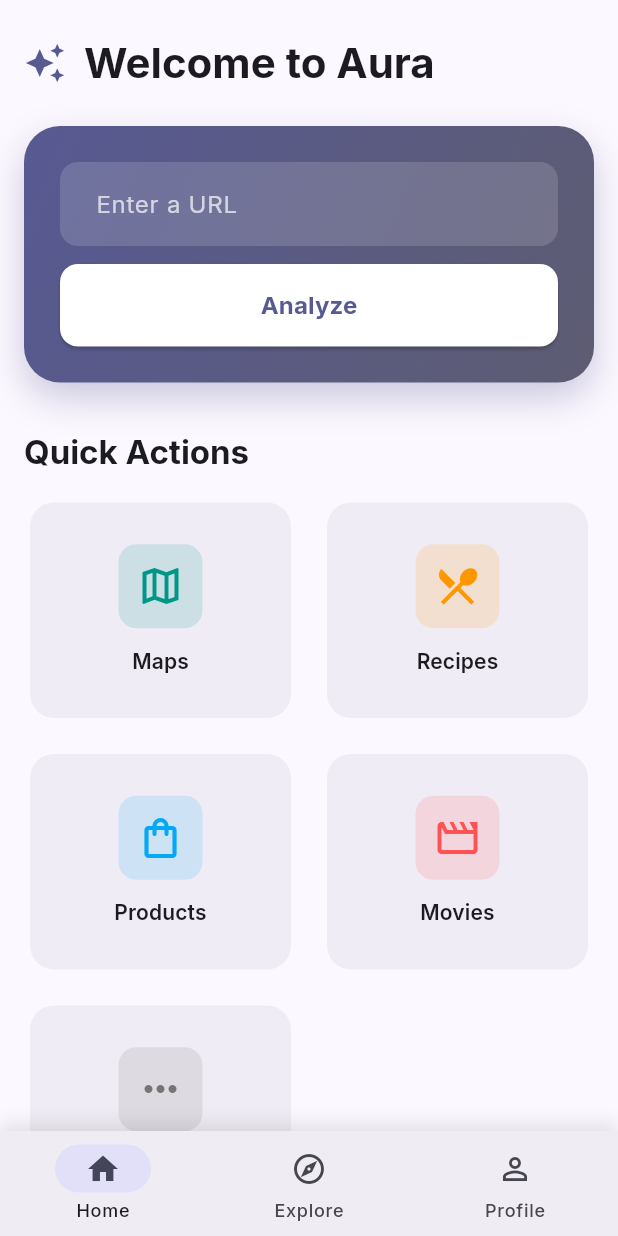
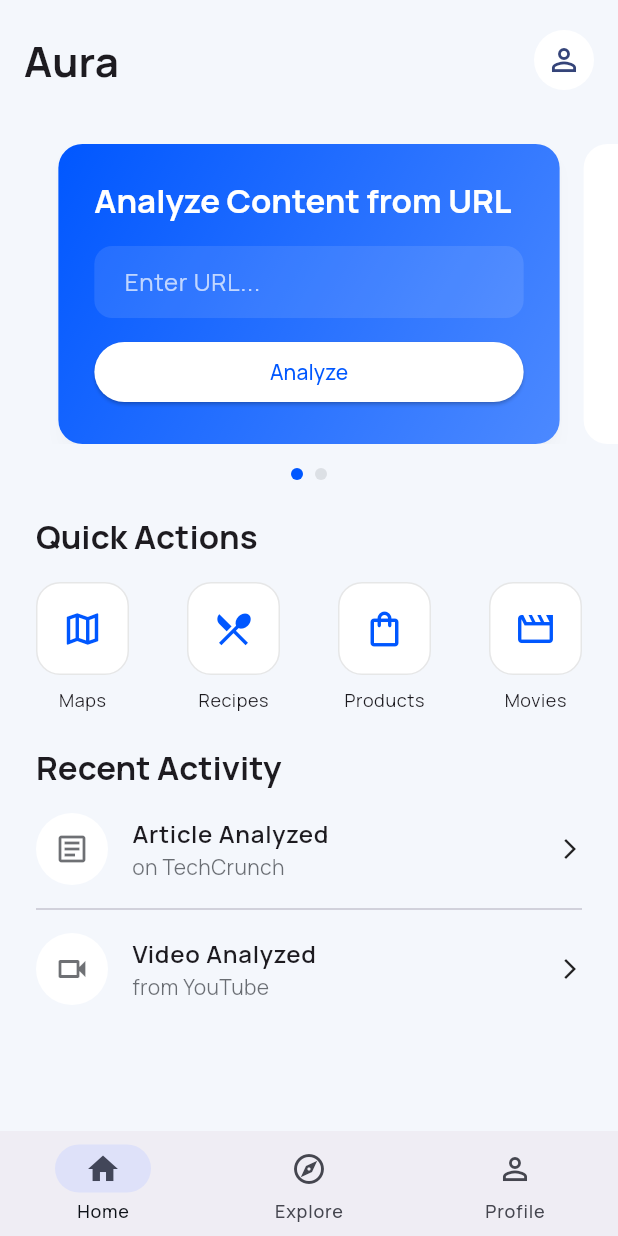
Before and after one commit to BerkT2/Aura-One, a Flutter app: the screen it shows after launch, on a phone screen of 412 x 824 dp. Run offline on Flutter 3.47's test engine with Material 3 defaults, Android fonts, the phone set to English and light mode, and no system bars; drawn by our look-alikes of smooth_page_indicator; our stand-ins replace flutter_map, geolocator, google_fonts, latlong2.

Commit message:
Home screen update

```diff
--- a/lib/main.dart
+++ b/lib/main.dart
@@ -18,13 +18,18 @@ class AuraApp extends StatelessWidget {
       debugShowCheckedModeBanner: false,
       theme: ThemeData(
         colorScheme: ColorScheme.fromSeed(
-          seedColor: const Color(0xFF6366F1), // Modern indigo/purple color
+          seedColor: const Color(0xFF0057FF), // A strong, professional blue
           brightness: Brightness.light,
+          primary: const Color(0xFF0057FF),
+          surface: const Color(0xFFFFFFFF),
+          background: const Color(0xFFF4F7FC), // A light grey background
+          onSurface: const Color(0xFF0D1117), // Dark text for readability
         ),
         useMaterial3: true,
-        textTheme: GoogleFonts.interTextTheme(),
+        textTheme: GoogleFonts.manropeTextTheme(), // A clean, modern font
         cardTheme: CardThemeData(
           elevation: 0,
+          color: const Color(0xFFFFFFFF),
           shape: RoundedRectangleBorder(
             borderRadius: BorderRadius.circular(16),
           ),
@@ -32,13 +37,18 @@ class AuraApp extends StatelessWidget {
       ),
       darkTheme: ThemeData(
         colorScheme: ColorScheme.fromSeed(
-          seedColor: const Color(0xFF6366F1),
+          seedColor: const Color(0xFF4C8CFF),
           brightness: Brightness.dark,
+          primary: const Color(0xFF4C8CFF),
+          surface: const Color(0xFF161B22), // A dark, slightly blue surface
+          background: const Color(0xFF0D1117), // A deep black background
+          onSurface: const Color(0xFFE6EDF3),
         ),
         useMaterial3: true,
-        textTheme: GoogleFonts.interTextTheme(ThemeData.dark().textTheme),
+        textTheme: GoogleFonts.manropeTextTheme(ThemeData.dark().textTheme),
         cardTheme: CardThemeData(
           elevation: 0,
+          color: const Color(0xFF161B22),
           shape: RoundedRectangleBorder(
             borderRadius: BorderRadius.circular(16),
           ),
@@ -69,21 +79,11 @@ class _MainNavigationScreenState extends State<MainNavigationScreen> {
   @override
   Widget build(BuildContext context) {
     return Scaffold(
-      body: AnimatedSwitcher(
-        duration: const Duration(milliseconds: 300),
-        child: _screens[_currentIndex],
+      body: IndexedStack(
+        index: _currentIndex,
+        children: _screens,
       ),
-      bottomNavigationBar: Container(
-        decoration: BoxDecoration(
-          boxShadow: [
-            BoxShadow(
-              color: Colors.black.withOpacity(0.1),
-              blurRadius: 10,
-              offset: const Offset(0, -5),
-            ),
-          ],
-        ),
-        child: NavigationBar(
+      bottomNavigationBar: NavigationBar(
         selectedIndex: _currentIndex,
         onDestinationSelected: (int index) {
           setState(() {
@@ -110,7 +110,6 @@ class _MainNavigationScreenState extends State<MainNavigationScreen> {
           ),
         ],
       ),
-      ),
     );
   }
 }
--- a/lib/screens/home_screen.dart
+++ b/lib/screens/home_screen.dart
@@ -4,94 +4,120 @@ import 'package:aura/screens/other_screen.dart';
 import 'package:aura/screens/products_screen.dart';
 import 'package:aura/screens/recipes_screen.dart';
 import 'package:flutter/material.dart';
+import 'package:smooth_page_indicator/smooth_page_indicator.dart';
 
 class HomeScreen extends StatelessWidget {
   const HomeScreen({super.key});
 
   @override
   Widget build(BuildContext context) {
+    final pageController = PageController(viewportFraction: 0.85);
+
     return Scaffold(
-      backgroundColor: Theme.of(context).colorScheme.surface,
-      body: SafeArea(
-        child: CustomScrollView(
-          slivers: [
-            SliverToBoxAdapter(
-              child: Padding(
-                padding: const EdgeInsets.only(
-                    top: 24.0, left: 16.0, right: 16.0, bottom: 8.0),
-                child: Row(
-                  children: [
-                    Icon(
-                      Icons.auto_awesome,
-                      color: Theme.of(context).colorScheme.primary,
-                      size: 28,
-                    ),
-                    const SizedBox(width: 12),
-                    Text(
-                      'Welcome to Aura',
+      backgroundColor: Theme.of(context).colorScheme.background,
+      appBar: AppBar(
+        toolbarHeight: 80,
+        backgroundColor: Colors.transparent,
+        elevation: 0,
+        title: Text(
+          'Aura',
           style: Theme.of(context)
               .textTheme
               .headlineMedium
-                          ?.copyWith(
-                              fontWeight: FontWeight.bold,
-                              color: Theme.of(context).colorScheme.onSurface),
+              ?.copyWith(fontWeight: FontWeight.bold),
+        ),
+        actions: [
+          Padding(
+            padding: const EdgeInsets.only(right: 16.0),
+            child: CircleAvatar(
+              backgroundColor: Theme.of(context).colorScheme.surface,
+              child: const Icon(Icons.person_outline),
+            ),
           ),
         ],
       ),
+      body: ListView(
+        padding: const EdgeInsets.symmetric(vertical: 16),
+        children: [
+          _buildUrlSection(context, pageController),
+          const SizedBox(height: 24),
+          _buildQuickActions(context),
+          const SizedBox(height: 24),
+          _buildRecentActivity(context),
+        ],
+      ),
+    );
+  }
+
+  Widget _buildUrlSection(
+      BuildContext context, PageController pageController) {
+    return Column(
+      children: [
+        SizedBox(
+          height: 200,
+          child: PageView(
+            controller: pageController,
+            children: [
+              _buildUrlCard(context),
+              _buildInfoCard(context),
+            ],
           ),
         ),
-            SliverPadding(
-              padding: const EdgeInsets.all(16),
-              sliver: SliverToBoxAdapter(
-                child: Column(
-                  crossAxisAlignment: CrossAxisAlignment.start,
-                  children: [
-                    // Featured Card
-                    Container(
-                      width: double.infinity,
+        const SizedBox(height: 16),
+        SmoothPageIndicator(
+          controller: pageController,
+          count: 2,
+          effect: WormEffect(
+            dotHeight: 8,
+            dotWidth: 8,
+            activeDotColor: Theme.of(context).colorScheme.primary,
+            dotColor: Theme.of(context).colorScheme.onSurface.withOpacity(0.1),
+          ),
+        ),
+      ],
+    );
+  }
+
+  Widget _buildUrlCard(BuildContext context) {
+    return Card(
+      margin: const EdgeInsets.symmetric(horizontal: 8),
+      elevation: 4,
+      shadowColor: Colors.black.withOpacity(0.1),
+      child: Container(
+        padding: const EdgeInsets.all(24),
         decoration: BoxDecoration(
+          borderRadius: BorderRadius.circular(16),
           gradient: LinearGradient(
             colors: [
               Theme.of(context).colorScheme.primary,
-                            Theme.of(context).colorScheme.secondary,
+              Theme.of(context).colorScheme.primary.withOpacity(0.7),
             ],
             begin: Alignment.topLeft,
             end: Alignment.bottomRight,
           ),
-                        borderRadius: BorderRadius.circular(24),
-                        boxShadow: [
-                          BoxShadow(
-                            color: Theme.of(context)
-                                .colorScheme
-                                .primary
-                                .withOpacity(0.3),
-                            blurRadius: 20,
-                            offset: const Offset(0, 10),
         ),
-                        ],
-                      ),
-                      child: Padding(
-                        padding: const EdgeInsets.all(24),
         child: Column(
           crossAxisAlignment: CrossAxisAlignment.start,
-                          mainAxisAlignment: MainAxisAlignment.center,
           children: [
+            Text(
+              'Analyze Content from URL',
+              style: Theme.of(context)
+                  .textTheme
+                  .titleLarge
+                  ?.copyWith(color: Colors.white, fontWeight: FontWeight.bold),
+            ),
+            const Spacer(),
             TextField(
-                              style: const TextStyle(color: Colors.white),
               decoration: InputDecoration(
-                                hintText: 'Enter a URL',
-                                hintStyle: TextStyle(
-                                    color: Colors.white.withOpacity(0.7)),
+                hintText: 'Enter URL...',
+                hintStyle: TextStyle(color: Colors.white.withOpacity(0.7)),
                 filled: true,
-                                fillColor: Colors.white.withOpacity(0.15),
+                fillColor: Colors.white.withOpacity(0.1),
                 border: OutlineInputBorder(
                   borderRadius: BorderRadius.circular(12),
                   borderSide: BorderSide.none,
                 ),
-                                contentPadding: const EdgeInsets.symmetric(
-                                  horizontal: 20,
-                                  vertical: 16,
-                                ),
+                contentPadding: const EdgeInsets.symmetric(horizontal: 16),
               ),
             ),
             const SizedBox(height: 12),
@@ -101,113 +127,45 @@ class HomeScreen extends StatelessWidget {
                 onPressed: () {},
                 style: ElevatedButton.styleFrom(
                   backgroundColor: Colors.white,
-                                  foregroundColor:
-                                      Theme.of(context).colorScheme.primary,
-                                  shape: RoundedRectangleBorder(
-                                    borderRadius: BorderRadius.circular(12),
+                  foregroundColor: Theme.of(context).colorScheme.primary,
                 ),
-                                  padding: const EdgeInsets.symmetric(
-                                    vertical: 16,
+                child: const Text('Analyze'),
               ),
-                                ),
-                                child: const Text(
-                                  'Analyze',
-                                  style: TextStyle(
-                                    fontWeight: FontWeight.bold,
-                                    fontSize: 16,
-                                  ),
-                                ),
-                              ),
-                            ),
+            )
           ],
         ),
       ),
+    );
+  }
+
+  Widget _buildInfoCard(BuildContext context) {
+    return Card(
+      margin: const EdgeInsets.symmetric(horizontal: 8),
+      child: Padding(
+        padding: const EdgeInsets.all(24.0),
+        child: Column(
+          crossAxisAlignment: CrossAxisAlignment.start,
+          children: [
+            Icon(
+              Icons.info_outline,
+              color: Theme.of(context).colorScheme.primary,
+              size: 32,
             ),
-                    const SizedBox(height: 32),
+            const Spacer(),
             Text(
-                      'Quick Actions',
-                      style: Theme.of(context).textTheme.titleLarge?.copyWith(
-                            fontWeight: FontWeight.bold,
-                            color: Theme.of(context).colorScheme.onSurface,
+              'What can Aura do?',
+              style: Theme.of(context)
+                  .textTheme
+                  .titleLarge
+                  ?.copyWith(fontWeight: FontWeight.bold),
             ),
-                    ),
-                    const SizedBox(height: 16),
-                    GridView.count(
-                      shrinkWrap: true,
-                      physics: const NeverScrollableScrollPhysics(),
-                      crossAxisCount: 2,
-                      mainAxisSpacing: 16,
-                      crossAxisSpacing: 16,
-                      childAspectRatio: 1.2,
-                      children: [
-                        _buildQuickActionCard(
-                          context,
-                          Icons.map_outlined,
-                          'Maps',
-                          Colors.teal,
-                          () {
-                            Navigator.push(
-                                context,
-                                MaterialPageRoute(
-                                    builder: (context) => const MapsScreen()));
-                          },
-                        ),
-                        _buildQuickActionCard(
-                          context,
-                          Icons.restaurant_menu,
-                          'Recipes',
-                          Colors.orange,
-                          () {
-                            Navigator.push(
-                                context,
-                                MaterialPageRoute(
-                                    builder: (context) =>
-                                        const RecipesScreen()));
-                          },
-                        ),
-                        _buildQuickActionCard(
-                          context,
-                          Icons.shopping_bag_outlined,
-                          'Products',
-                          Colors.lightBlue,
-                          () {
-                            Navigator.push(
-                                context,
-                                MaterialPageRoute(
-                                    builder: (context) =>
-                                        const ProductsScreen()));
-                          },
-                        ),
-                        _buildQuickActionCard(
-                          context,
-                          Icons.movie_outlined,
-                          'Movies',
-                          Colors.redAccent,
-                          () {
-                            Navigator.push(
-                                context,
-                                MaterialPageRoute(
-                                    builder: (context) =>
-                                        const MoviesScreen()));
-                          },
-                        ),
-                        _buildQuickActionCard(
-                          context,
-                          Icons.more_horiz,
-                          'Other',
-                          Colors.grey.shade600,
-                          () {
-                            Navigator.push(
-                                context,
-                                MaterialPageRoute(
-                                    builder: (context) => const OtherScreen()));
-                          },
-                        ),
-                      ],
-                    ),
-                  ],
-                ),
-              ),
+            const SizedBox(height: 8),
+            Text(
+              'Aura can analyze articles, videos, and more to give you instant insights.',
+              style: Theme.of(context)
+                  .textTheme
+                  .bodyMedium
+                  ?.copyWith(color: Theme.of(context).colorScheme.onSurface.withOpacity(0.6)),
             ),
           ],
         ),
@@ -215,48 +173,101 @@ class HomeScreen extends StatelessWidget {
     );
   }
 
-  Widget _buildQuickActionCard(
-    BuildContext context,
-    IconData icon,
-    String title,
-    Color color,
-    VoidCallback onTap,
-  ) {
-    return Card(
-      elevation: 0,
-      color: Theme.of(context).colorScheme.surfaceVariant.withOpacity(0.5),
-      child: InkWell(
+  Widget _buildQuickActions(BuildContext context) {
+    return Padding(
+      padding: const EdgeInsets.symmetric(horizontal: 24),
+      child: Column(
+        crossAxisAlignment: CrossAxisAlignment.start,
+        children: [
+          Text(
+            'Quick Actions',
+            style: Theme.of(context)
+                .textTheme
+                .titleLarge
+                ?.copyWith(fontWeight: FontWeight.bold),
+          ),
+          const SizedBox(height: 16),
+          Row(
+            mainAxisAlignment: MainAxisAlignment.spaceBetween,
+            children: [
+              _buildActionIcon(context, Icons.map_outlined, 'Maps', () => Navigator.push(context, MaterialPageRoute(builder: (context) => const MapsScreen()))),
+              _buildActionIcon(context, Icons.restaurant_menu, 'Recipes', () => Navigator.push(context, MaterialPageRoute(builder: (context) => const RecipesScreen()))),
+              _buildActionIcon(context, Icons.shopping_bag_outlined, 'Products', () => Navigator.push(context, MaterialPageRoute(builder: (context) => const ProductsScreen()))),
+              _buildActionIcon(context, Icons.movie_outlined, 'Movies', () => Navigator.push(context, MaterialPageRoute(builder: (context) => const MoviesScreen()))),
+            ],
+          ),
+        ],
+      ),
+    );
+  }
+
+  Widget _buildActionIcon(
+      BuildContext context, IconData icon, String label, VoidCallback onTap) {
+    return GestureDetector(
       onTap: onTap,
+      child: Column(
+        children: [
+          Container(
+            padding: const EdgeInsets.all(16),
+            decoration: BoxDecoration(
+              color: Theme.of(context).colorScheme.surface,
               borderRadius: BorderRadius.circular(16),
-        child: Padding(
-          padding: const EdgeInsets.all(16),
+              border: Border.all(color: Theme.of(context).colorScheme.onSurface.withOpacity(0.1)),
+            ),
+            child: Icon(icon, color: Theme.of(context).colorScheme.primary, size: 28),
+          ),
+          const SizedBox(height: 8),
+          Text(label, style: Theme.of(context).textTheme.bodySmall),
+        ],
+      ),
+    );
+  }
+
+  Widget _buildRecentActivity(BuildContext context) {
+    return Padding(
+      padding: const EdgeInsets.symmetric(horizontal: 24),
       child: Column(
-            mainAxisAlignment: MainAxisAlignment.center,
+        crossAxisAlignment: CrossAxisAlignment.start,
+        children: [
+          Text(
+            'Recent Activity',
+            style: Theme.of(context)
+                .textTheme
+                .titleLarge
+                ?.copyWith(fontWeight: FontWeight.bold),
+          ),
+          const SizedBox(height: 16),
+          _buildActivityItem(context, Icons.article_outlined, 'Article Analyzed', 'on TechCrunch'),
+          const Divider(height: 32),
+          _buildActivityItem(context, Icons.videocam_outlined, 'Video Analyzed', 'from YouTube'),
+        ],
+      ),
+    );
+  }
+
+  Widget _buildActivityItem(
+      BuildContext context, IconData icon, String title, String subtitle) {
+    return Row(
       children: [
         Container(
           padding: const EdgeInsets.all(12),
           decoration: BoxDecoration(
-                  color: color.withOpacity(0.15),
-                  borderRadius: BorderRadius.circular(12),
+            color: Theme.of(context).colorScheme.surface,
+            shape: BoxShape.circle,
           ),
-                child: Icon(
-                  icon,
-                  size: 32,
-                  color: color,
+          child: Icon(icon, color: Theme.of(context).colorScheme.onSurface.withOpacity(0.6)),
         ),
-              ),
-              const SizedBox(height: 12),
-              Text(
-                title,
-                style: Theme.of(context).textTheme.titleSmall?.copyWith(
-                      fontWeight: FontWeight.w600,
-                    ),
-                textAlign: TextAlign.center,
-              ),
+        const SizedBox(width: 16),
+        Column(
+          crossAxisAlignment: CrossAxisAlignment.start,
+          children: [
+            Text(title, style: Theme.of(context).textTheme.bodyLarge?.copyWith(fontWeight: FontWeight.w600)),
+            Text(subtitle, style: Theme.of(context).textTheme.bodyMedium?.copyWith(color: Theme.of(context).colorScheme.onSurface.withOpacity(0.6))),
           ],
         ),
-        ),
-      ),
+        const Spacer(),
+        const Icon(Icons.arrow_forward_ios, size: 16),
+      ],
     );
   }
 }
--- a/pubspec.yaml
+++ b/pubspec.yaml
@@ -15,6 +15,8 @@ dependencies:
   geolocator: ^11.0.0
   latlong2: ^0.9.0
   url_launcher: ^6.3.0
+  flutter_staggered_grid_view: ^0.7.0
+  smooth_page_indicator: ^1.1.0
 
 dev_dependencies:
   flutter_test:
```
Also changed, not shown: pubspec.lock. Lines whose indentation alone changed are shown as unchanged.
